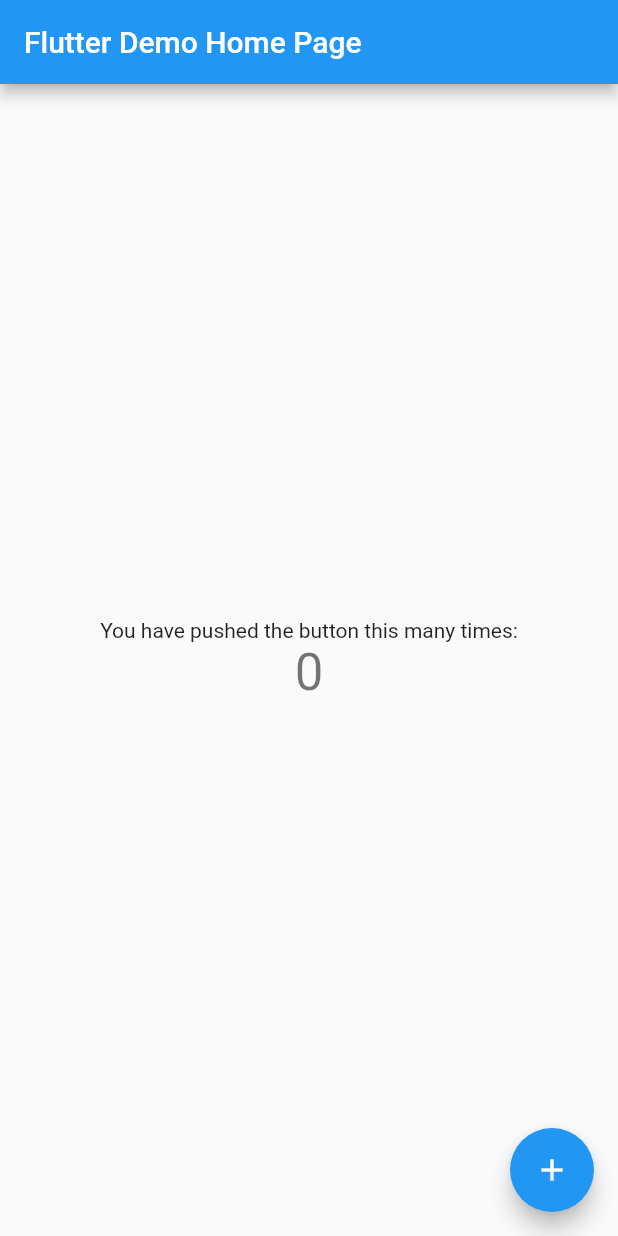
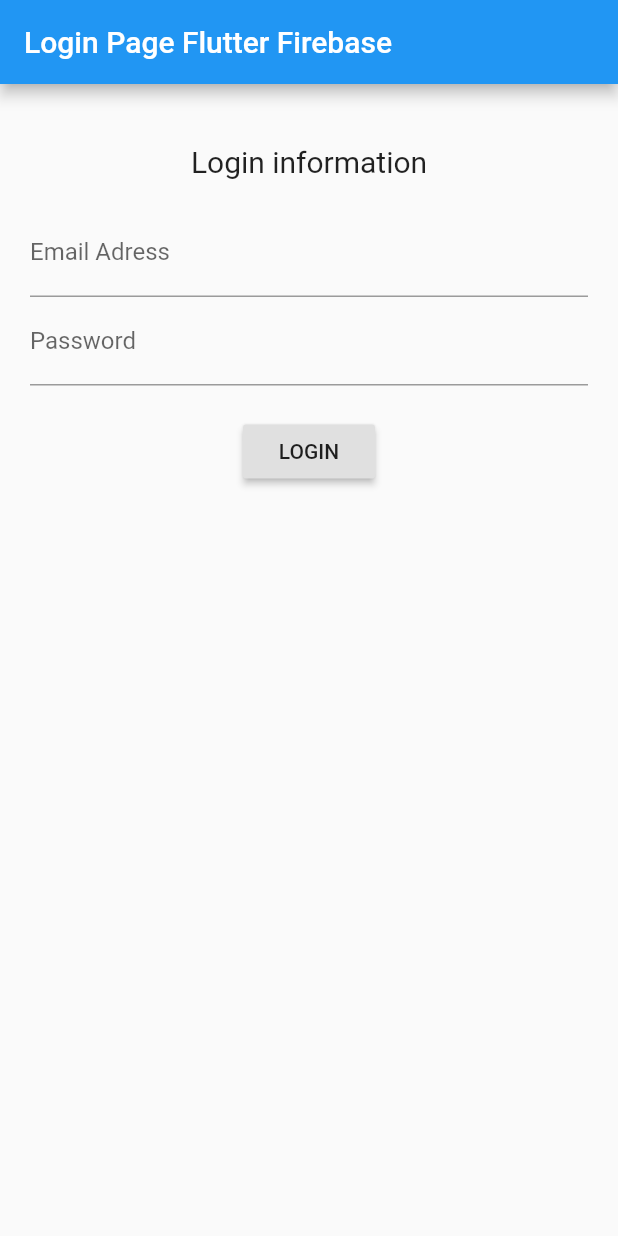
Before and after one commit to AntonForsvall/countWindows_app, a Flutter app: the screen it shows after launch, on a phone screen of 412 x 824 dp. Run offline on Flutter 3.47's test engine with Material 2 defaults, Android fonts, the light colour scheme and no system bars; our stand-ins replace shared_preferences.

Commit message:
connected api with flutter project

```diff
--- /dev/null
+++ b/App/countwindowsapp/lib/Screens/login.dart
@@ -0,0 +1,38 @@
+import 'package:flutter/material.dart';
+
+class LoginPage extends StatefulWidget {
+  @override
+  _LoginPageState createState() => _LoginPageState();
+}
+
+class _LoginPageState extends State<LoginPage> {
+  @override
+  Widget build(BuildContext context) {
+    return Scaffold(
+        appBar: AppBar(
+          title: Text("Login Page Flutter Firebase"),
+        ),
+        body: Container(
+            padding: EdgeInsets.all(20.0),
+            child: Column(
+              children: <Widget>[
+                SizedBox(height: 20.0),
+                Text(
+                  'Login information',
+                  style: TextStyle(fontSize: 20),
+                ),
+                SizedBox(height: 20.0),
+                TextFormField(
+                  keyboardType: TextInputType.emailAddress,
+                  decoration: InputDecoration(labelText: 'Email Adress'),
+                ),
+                TextFormField(
+                  obscureText: true,
+                  decoration: InputDecoration(labelText: 'Password'),
+                ),
+                SizedBox(height: 20.0),
+                RaisedButton(child: Text('LOGIN'), onPressed: () {}),
+              ],
+            )));
+  }
+}
--- a/App/countwindowsapp/lib/main.dart
+++ b/App/countwindowsapp/lib/main.dart
@@ -1,4 +1,5 @@
 import 'package:flutter/material.dart';
+import 'package:countwindowsapp/Screens/login.dart';
 
 void main() => runApp(MyApp());
 
@@ -7,105 +8,12 @@
   @override
   Widget build(BuildContext context) {
     return MaterialApp(
-      title: 'Flutter Demo',
+      debugShowCheckedModeBanner: false,
       theme: ThemeData(
-        // This is the theme of your application.
-        //
-        // Try running your application with "flutter run". You'll see the
-        // application has a blue toolbar. Then, without quitting the app, try
-        // changing the primarySwatch below to Colors.green and then invoke
-        // "hot reload" (press "r" in the console where you ran "flutter run",
-        // or simply save your changes to "hot reload" in a Flutter IDE).
-        // Notice that the counter didn't reset back to zero; the application
-        // is not restarted.
         primarySwatch: Colors.blue,
       ),
-      home: MyHomePage(title: 'Flutter Demo Home Page'),
+      home: LoginPage(),
     );
+
   }
 }
-
-class MyHomePage extends StatefulWidget {
-  MyHomePage({Key key, this.title}) : super(key: key);
-
-  // This widget is the home page of your application. It is stateful, meaning
-  // that it has a State object (defined below) that contains fields that affect
-  // how it looks.
-
-  // This class is the configuration for the state. It holds the values (in this
-  // case the title) provided by the parent (in this case the App widget) and
-  // used by the build method of the State. Fields in a Widget subclass are
-  // always marked "final".
-
-  final String title;
-
-  @override
-  _MyHomePageState createState() => _MyHomePageState();
-}
-
-class _MyHomePageState extends State<MyHomePage> {
-  int _counter = 0;
-
-  void _incrementCounter() {
-    setState(() {
-      // This call to setState tells the Flutter framework that something has
-      // changed in this State, which causes it to rerun the build method below
-      // so that the display can reflect the updated values. If we changed
-      // _counter without calling setState(), then the build method would not be
-      // called again, and so nothing would appear to happen.
-      _counter++;
-    });
-  }
-
-  @override
-  Widget build(BuildContext context) {
-    // This method is rerun every time setState is called, for instance as done
-    // by the _incrementCounter method above.
-    //
-    // The Flutter framework has been optimized to make rerunning build methods
-    // fast, so that you can just rebuild anything that needs updating rather
-    // than having to individually change instances of widgets.
-    return Scaffold(
-      appBar: AppBar(
-        // Here we take the value from the MyHomePage object that was created by
-        // the App.build method, and use it to set our appbar title.
-        title: Text(widget.title),
-      ),
-      body: Center(
-        // Center is a layout widget. It takes a single child and positions it
-        // in the middle of the parent.
-        child: Column(
-          // Column is also a layout widget. It takes a list of children and
-          // arranges them vertically. By default, it sizes itself to fit its
-          // children horizontally, and tries to be as tall as its parent.
-          //
-          // Invoke "debug painting" (press "p" in the console, choose the
-          // "Toggle Debug Paint" action from the Flutter Inspector in Android
-          // Studio, or the "Toggle Debug Paint" command in Visual Studio Code)
-          // to see the wireframe for each widget.
-          //
-          // Column has various properties to control how it sizes itself and
-          // how it positions its children. Here we use mainAxisAlignment to
-          // center the children vertically; the main axis here is the vertical
-          // axis because Columns are vertical (the cross axis would be
-          // horizontal).
-          mainAxisAlignment: MainAxisAlignment.center,
-          children: <Widget>[
-            Text(
-              'You have pushed the button this many times:',
-            ),
-            Text(
-              '$_counter',
-              style: Theme.of(context).textTheme.display1,
-            ),
-          ],
-        ),
-      ),
-      floatingActionButton: FloatingActionButton(
-        onPressed: _incrementCounter,
-        tooltip: 'Increment',
-        child: Icon(Icons.add),
-      ), // This trailing comma makes auto-formatting nicer for build methods.
-    );
-  }
-}
--- /dev/null
+++ b/App/countwindowsapp/lib/models/users/user.dart
@@ -0,0 +1,26 @@
+//import 'package:flutter/rendering.dart';
+
+class User {
+  String frstname;
+  String lastname;
+  String username;
+  String email;
+  String password;
+  String apiKey;
+  int id;
+
+  User(this.frstname, this.lastname, this.username, this.email, this.password,
+      this.apiKey, this.id);
+
+  factory User.fromJson(Map<String, dynamic> parsedJson){
+    return User(
+      parsedJson['firstname'],
+      parsedJson['lastname'],
+      parsedJson['username'],
+      parsedJson['email'],
+      parsedJson['password'],
+      parsedJson['api_key'],
+      parsedJson['id']
+    );
+  }
+}
--- a/App/countwindowsapp/pubspec.yaml
+++ b/App/countwindowsapp/pubspec.yaml
@@ -27,6 +27,8 @@
 dev_dependencies:
   flutter_test:
     sdk: flutter
+  http: ^0.12.0+2
+  shared_preferences: ^0.5.3+4
 
 
 # For information on the generic Dart part of this file, see the
```
Also changed, not shown: App/countwindowsapp/lib/models/resources/api.dart (added, +54 -0 lines), App/countwindowsapp/pubspec.lock, 7 other files.
